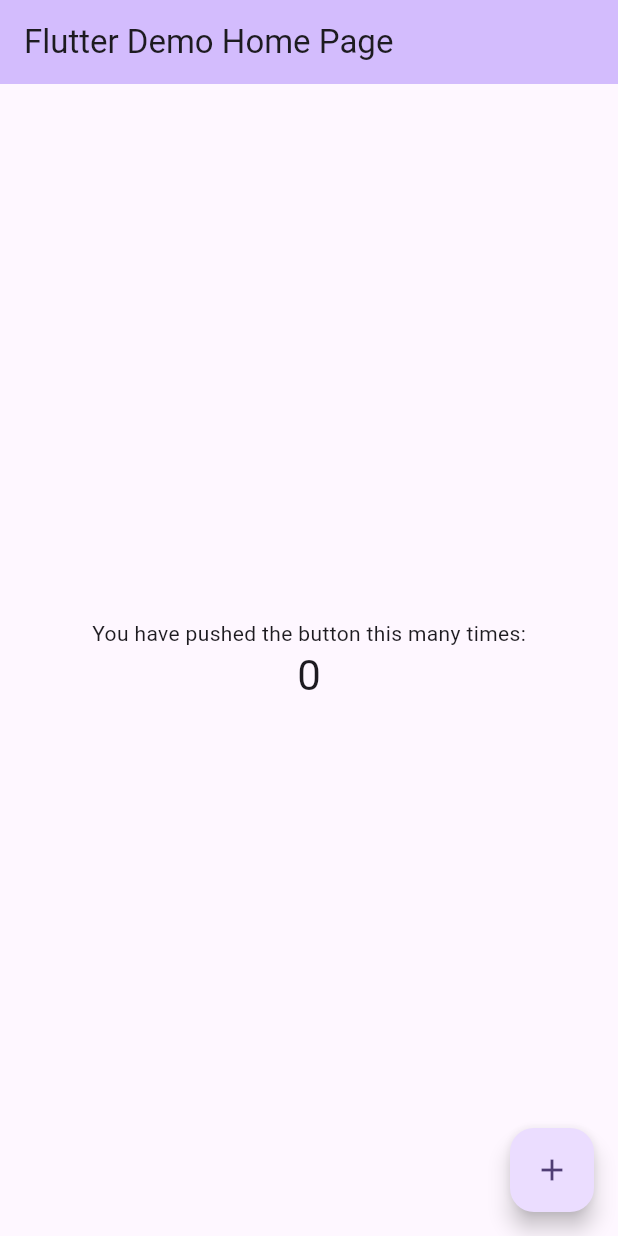
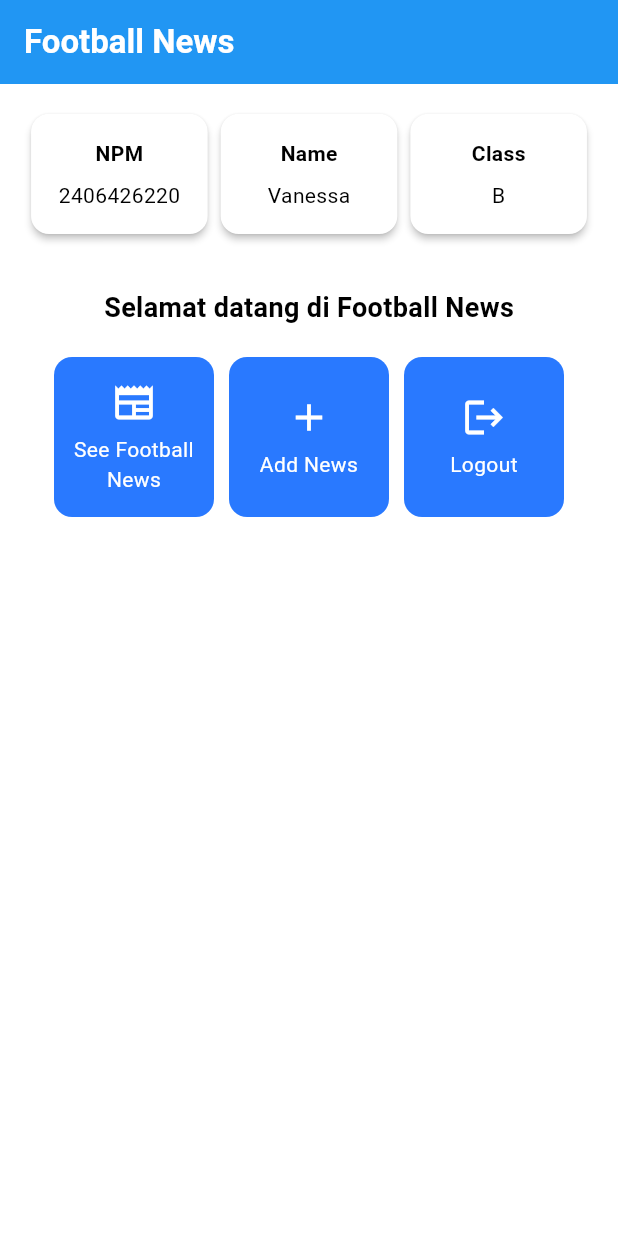
Before and after one commit to sivavol/football-news-mobile, a Flutter app: the screen it shows after launch, on a phone screen of 412 x 824 dp. Run offline on Flutter 3.47's test engine with Material 3 defaults, Android fonts, the phone set to English and light mode, and no system bars.

Commit message:
tutorial 6 selesai

```diff
--- a/lib/main.dart
+++ b/lib/main.dart
@@ -1,4 +1,5 @@
 import 'package:flutter/material.dart';
+import 'package:football_news/menu.dart';
 
 void main() {
   runApp(const MyApp());
@@ -28,95 +29,11 @@ class MyApp extends StatelessWidget {
         //
         // This works for code too, not just values: Most code changes can be
         // tested with just a hot reload.
-        colorScheme: ColorScheme.fromSeed(seedColor: Colors.deepPurple),
+        // colorScheme: ColorScheme.fromSeed(seedColor: Colors.deepPurple),
+        colorScheme: ColorScheme.fromSwatch(primarySwatch: Colors.blue)
+            .copyWith(secondary: Colors.blueAccent[400]),
       ),
-      home: const MyHomePage(title: 'Flutter Demo Home Page'),
+      home: MyHomePage(),
     );
   }
 }
-
-class MyHomePage extends StatefulWidget {
-  const MyHomePage({super.key, required this.title});
-
-  // This widget is the home page of your application. It is stateful, meaning
-  // that it has a State object (defined below) that contains fields that affect
-  // how it looks.
-
-  // This class is the configuration for the state. It holds the values (in this
-  // case the title) provided by the parent (in this case the App widget) and
-  // used by the build method of the State. Fields in a Widget subclass are
-  // always marked "final".
-
-  final String title;
-
-  @override
-  State<MyHomePage> createState() => _MyHomePageState();
-}
-
-class _MyHomePageState extends State<MyHomePage> {
-  int _counter = 0;
-
-  void _incrementCounter() {
-    setState(() {
-      // This call to setState tells the Flutter framework that something has
-      // changed in this State, which causes it to rerun the build method below
-      // so that the display can reflect the updated values. If we changed
-      // _counter without calling setState(), then the build method would not be
-      // called again, and so nothing would appear to happen.
-      _counter++;
-    });
-  }
-
-  @override
-  Widget build(BuildContext context) {
-    // This method is rerun every time setState is called, for instance as done
-    // by the _incrementCounter method above.
-    //
-    // The Flutter framework has been optimized to make rerunning build methods
-    // fast, so that you can just rebuild anything that needs updating rather
-    // than having to individually change instances of widgets.
-    return Scaffold(
-      appBar: AppBar(
-        // TRY THIS: Try changing the color here to a specific color (to
-        // Colors.amber, perhaps?) and trigger a hot reload to see the AppBar
-        // change color while the other colors stay the same.
-        backgroundColor: Theme.of(context).colorScheme.inversePrimary,
-        // Here we take the value from the MyHomePage object that was created by
-        // the App.build method, and use it to set our appbar title.
-        title: Text(widget.title),
-      ),
-      body: Center(
-        // Center is a layout widget. It takes a single child and positions it
-        // in the middle of the parent.
-        child: Column(
-          // Column is also a layout widget. It takes a list of children and
-          // arranges them vertically. By default, it sizes itself to fit its
-          // children horizontally, and tries to be as tall as its parent.
-          //
-          // Column has various properties to control how it sizes itself and
-          // how it positions its children. Here we use mainAxisAlignment to
-          // center the children vertically; the main axis here is the vertical
-          // axis because Columns are vertical (the cross axis would be
-          // horizontal).
-          //
-          // TRY THIS: Invoke "debug painting" (choose the "Toggle Debug Paint"
-          // action in the IDE, or press "p" in the console), to see the
-          // wireframe for each widget.
-          mainAxisAlignment: MainAxisAlignment.center,
-          children: <Widget>[
-            const Text('You have pushed the button this many times:'),
-            Text(
-              '$_counter',
-              style: Theme.of(context).textTheme.headlineMedium,
-            ),
-          ],
-        ),
-      ),
-      floatingActionButton: FloatingActionButton(
-        onPressed: _incrementCounter,
-        tooltip: 'Increment',
-        child: const Icon(Icons.add),
-      ), // This trailing comma makes auto-formatting nicer for build methods.
-    );
-  }
-}
--- /dev/null
+++ b/lib/menu.dart
@@ -0,0 +1,188 @@
+import 'package:flutter/material.dart';
+
+class MyHomePage extends StatelessWidget {
+  MyHomePage({super.key});
+
+  final String nama = "Vanessa"; //nama
+  final String npm = "2406426220"; //npm
+  final String kelas = "B"; //kelas
+
+  final List<ItemHomepage> items = [
+    ItemHomepage("See Football News", Icons.newspaper),
+    ItemHomepage("Add News", Icons.add),
+    ItemHomepage("Logout", Icons.logout),
+  ];
+
+  @override
+  Widget build(BuildContext context) {
+    // Scaffold menyediakan struktur dasar halaman dengan AppBar dan body.
+    return Scaffold(
+      // AppBar adalah bagian atas halaman yang menampilkan judul.
+        appBar: AppBar(
+          // Judul aplikasi "Football News" dengan teks putih dan tebal.
+          title: const Text(
+            'Football News',
+            style: TextStyle(
+              color: Colors.white,
+              fontWeight: FontWeight.bold,
+            ),
+          ),
+          // Warna latar belakang AppBar diambil dari skema warna tema aplikasi.
+          backgroundColor: Theme.of(context).colorScheme.primary,
+        ),
+        // Body halaman dengan padding di sekelilingnya.
+        body: Padding(
+            padding: const EdgeInsets.all(16.0),
+            // Menyusun widget secara vertikal dalam sebuah kolom.
+            child: Column(
+              crossAxisAlignment: CrossAxisAlignment.center,
+              children: [
+                // Row untuk menampilkan 3 InfoCard secara horizontal.
+                Row(
+                  mainAxisAlignment: MainAxisAlignment.spaceEvenly,
+                  children: [
+                    InfoCard(title: 'NPM', content: npm),
+                    InfoCard(title: 'Name', content: nama),
+                    InfoCard(title: 'Class', content: kelas),
+                  ],
+                ),
+
+            // Memberikan jarak vertikal 16 unit.
+            const SizedBox(height: 16.0),
+
+            // Menempatkan widget berikutnya di tengah halaman.
+            Center(
+              child: Column(
+                // Menyusun teks dan grid item secara vertikal.
+
+                children: [
+                  // Menampilkan teks sambutan dengan gaya tebal dan ukuran 18.
+                  const Padding(
+                    padding: EdgeInsets.only(top: 16.0),
+                    child: Text(
+                      'Selamat datang di Football News',
+                      style: TextStyle(
+                        fontWeight: FontWeight.bold,
+                        fontSize: 18.0,
+                      ),
+                    ),
+                  ),
+
+                  // Grid untuk menampilkan ItemCard dalam bentuk grid 3 kolom.
+                  GridView.count(
+                    primary: true,
+                    padding: const EdgeInsets.all(20),
+                    crossAxisSpacing: 10,
+                    mainAxisSpacing: 10,
+                    crossAxisCount: 3,
+                    // Agar grid menyesuaikan tinggi kontennya.
+                    shrinkWrap: true,
+
+                    // Menampilkan ItemCard untuk setiap item dalam list items.
+                    children: items.map((ItemHomepage item) {
+                      return ItemCard(item);
+                    }).toList(),
+                  ),
+                ],
+              ),
+            ),
+          ],
+        ),
+      ),
+    );
+  }
+}
+
+class InfoCard extends StatelessWidget {
+  // Kartu informasi yang menampilkan title dan content.
+
+  final String title;  // Judul kartu.
+  final String content;  // Isi kartu.
+
+  const InfoCard({super.key, required this.title, required this.content});
+
+  @override
+  Widget build(BuildContext context) {
+    return Card(
+      // Membuat kotak kartu dengan bayangan dibawahnya.
+      elevation: 2.0,
+      child: Container(
+        // Mengatur ukuran dan jarak di dalam kartu.
+        width: MediaQuery.of(context).size.width / 3.5, // menyesuaikan dengan lebar device yang digunakan.
+        padding: const EdgeInsets.all(16.0),
+        // Menyusun title dan content secara vertikal.
+        child: Column(
+          children: [
+            Text(
+              title,
+              style: const TextStyle(fontWeight: FontWeight.bold),
+            ),
+            const SizedBox(height: 8.0),
+            Text(content),
+          ],
+        ),
+      ),
+    );
+  }
+}
+
+class ItemCard extends StatelessWidget {
+  // Menampilkan kartu dengan ikon dan nama.
+
+  final ItemHomepage item;
+
+  const ItemCard(this.item, {super.key});
+
+  @override
+  Widget build(BuildContext context) {
+    return Material(
+      // Menentukan warna latar belakang dari tema aplikasi.
+      color: Theme.of(context).colorScheme.secondary,
+      // Membuat sudut kartu melengkung.
+      borderRadius: BorderRadius.circular(12),
+
+      child: InkWell(
+        // Aksi ketika kartu ditekan.
+        onTap: () {
+          // Menampilkan pesan SnackBar saat kartu ditekan.
+          ScaffoldMessenger.of(context)
+            ..hideCurrentSnackBar()
+            ..showSnackBar(
+                SnackBar(content: Text("Kamu telah menekan tombol ${item.name}!"))
+            );
+        },
+        // Container untuk menyimpan Icon dan Text
+        child: Container(
+          padding: const EdgeInsets.all(8),
+          child: Center(
+            child: Column(
+              // Menyusun ikon dan teks di tengah kartu.
+              mainAxisAlignment: MainAxisAlignment.center,
+              children: [
+                Icon(
+                  item.icon,
+                  color: Colors.white,
+                  size: 30.0,
+                ),
+                const Padding(padding: EdgeInsets.all(3)),
+                Text(
+                  item.name,
+                  textAlign: TextAlign.center,
+                  style: const TextStyle(color: Colors.white),
+                ),
+              ],
+            ),
+          ),
+        ),
+      ),
+    );
+  }
+
+}
+
+class ItemHomepage {
+  final String name;
+  final IconData icon;
+
+  ItemHomepage(this.name, this.icon);
+}
```
